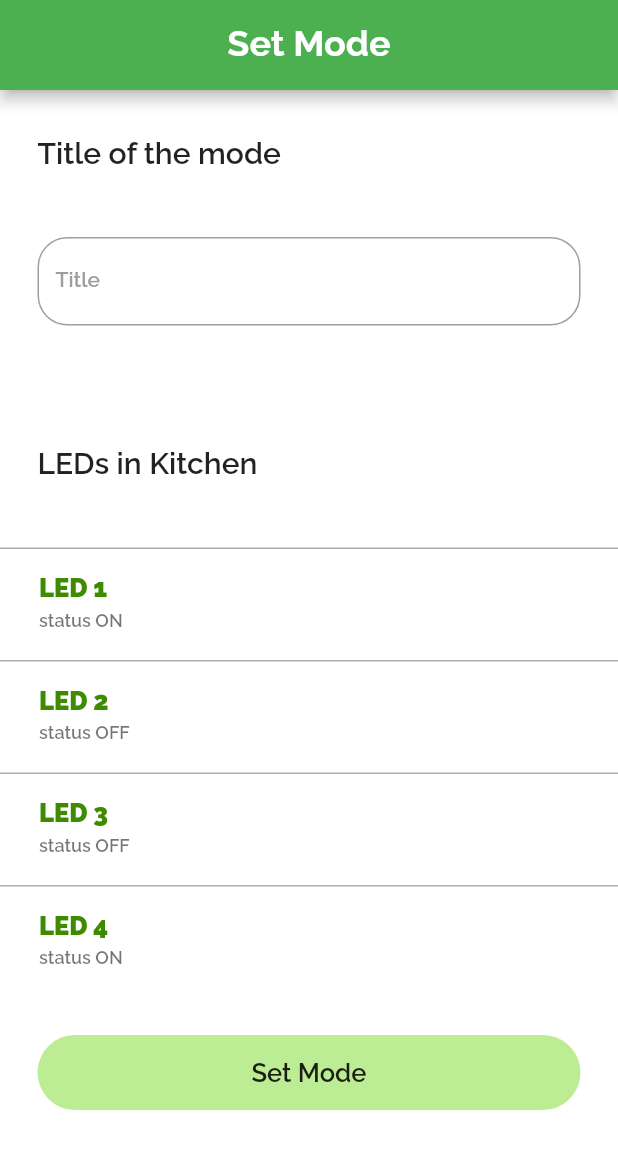
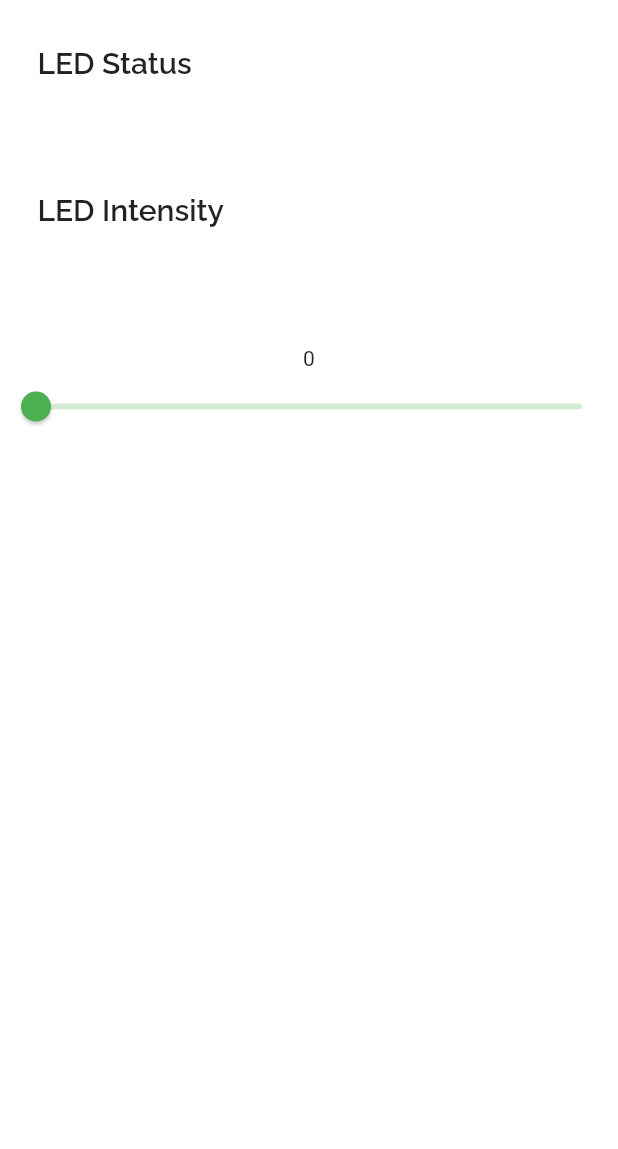
Before and after one commit to MohammadAlAgha/luminexa, a Flutter app: the screen it shows after launch, on a phone screen of 412 x 824 dp. Shown: the top 1149 px of the screen. Run offline on Flutter 3.47's test engine with Material 2 defaults, Android fonts, the phone set to English and light mode, and no system bars; our stand-ins replace flutter_svg, google_nav_bar.

Commit message:
Frontend: Added the Slider widget to the edit led page

```diff
--- a/luminexa_mobile/lib/main.dart
+++ b/luminexa_mobile/lib/main.dart
@@ -7,6 +7,7 @@ import 'package:luminexa_mobile/screens/setSchedulePage.dart';
 import 'package:luminexa_mobile/screens/setModePage.dart';
 import 'package:luminexa_mobile/screens/signUp.dart';
 import 'package:luminexa_mobile/screens/systemPage.dart';
+import 'package:luminexa_mobile/screens/editLedPage.dart';
 
 void main() {
   runApp(const MyApp());
@@ -26,7 +27,7 @@ class _MyAppState extends State<MyApp> {
       theme: ThemeData(
           primarySwatch: Colors.green, scaffoldBackgroundColor: Colors.white),
       debugShowCheckedModeBanner: false,
-      home: setModePage(),
+      home: editLeds(),
     );
   }
 }
--- /dev/null
+++ b/luminexa_mobile/lib/screens/editLedPage.dart
@@ -0,0 +1,46 @@
+import 'package:flutter/material.dart';
+import 'package:luminexa_mobile/widgets/titleWidget/titleWidget.dart';
+
+class editLeds extends StatefulWidget {
+  editLeds({super.key});
+
+  double sliderValue = 0;
+
+  @override
+  State<editLeds> createState() => _editLedsState();
+}
+
+class _editLedsState extends State<editLeds> {
+  @override
+  Widget build(BuildContext context) {
+    return Scaffold(
+      body: SafeArea(
+        child: Column(children: [
+          titleWidget(
+            title: "LED Status",
+          ),
+          SizedBox(
+            height: 15,
+          ),
+          titleWidget(title: "LED Intensity"),
+          SizedBox(
+            height: 50,
+          ),
+          Text(
+            widget.sliderValue.toStringAsFixed(0),
+          ),
+          Slider(
+              min: 0,
+              max: 100,
+              label: widget.sliderValue.toString(),
+              value: widget.sliderValue,
+              onChanged: (value) {
+                setState(() {
+                  widget.sliderValue = value;
+                });
+              })
+        ]),
+      ),
+    );
+  }
+}
--- a/luminexa_mobile/pubspec.yaml
+++ b/luminexa_mobile/pubspec.yaml
@@ -36,6 +36,7 @@ dependencies:
   cupertino_icons: ^1.0.2
   flutter_svg: ^2.0.5
   google_nav_bar: ^5.0.6
+  syncfusion_flutter_sliders: ^21.1.41
 
 dev_dependencies:
   flutter_test:
```
